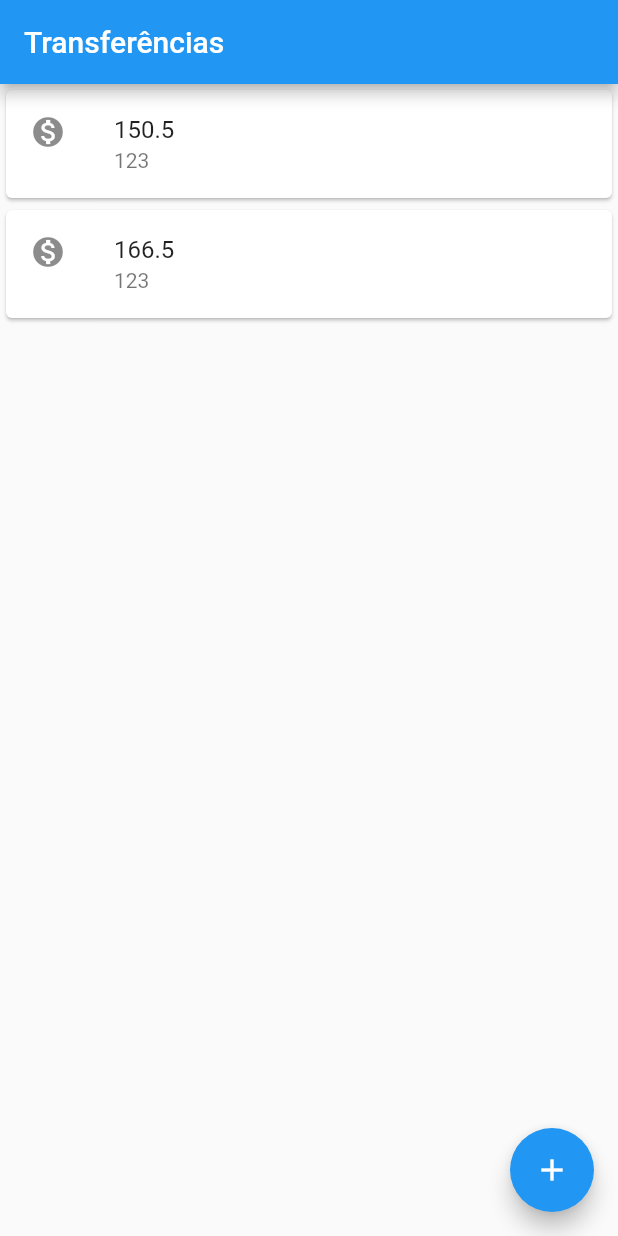
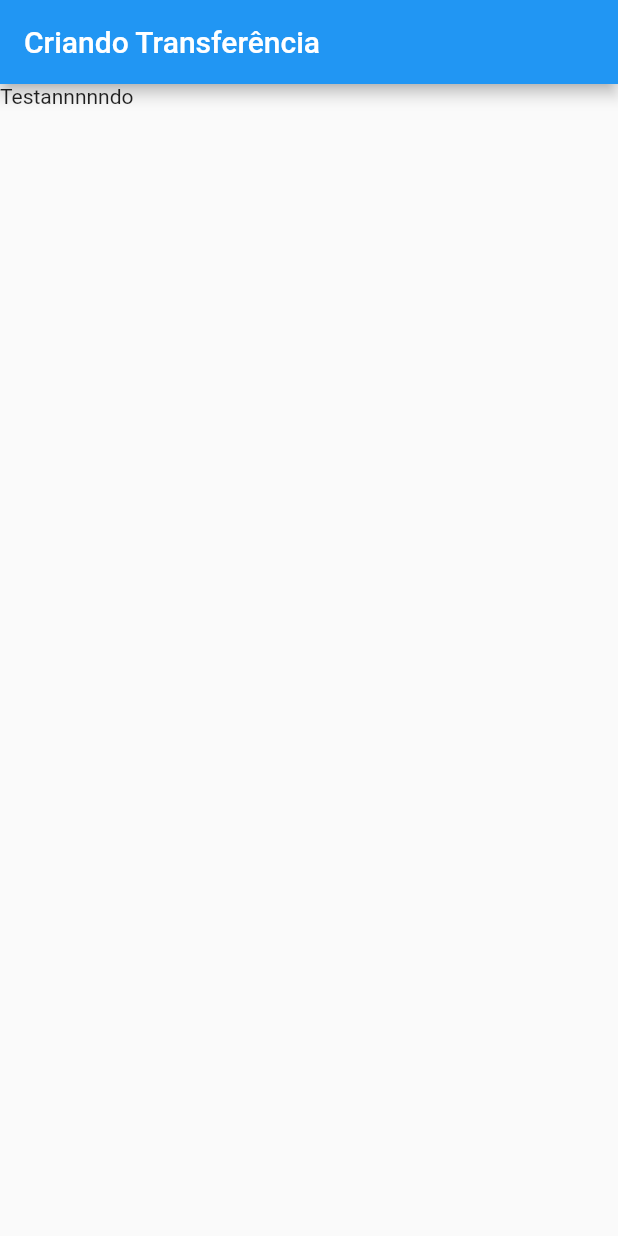
Before and after one commit to beniciodaniel/flutter-fundamentals, a Flutter app: the screen it shows after launch, on a phone screen of 412 x 824 dp. Run offline on Flutter 3.47's test engine with Material 2 defaults, Android fonts, the phone set to English and light mode, and no system bars.

Commit message:
extracted code to use hot reload

```diff
--- a/lib/main.dart
+++ b/lib/main.dart
@@ -1,27 +1,45 @@
 import 'package:flutter/material.dart';
 
-void main() => runApp(MaterialApp(
+void main() => runApp(ByteBankApp());
+
+class ByteBankApp extends StatelessWidget {
+
+  @override
+  Widget build(BuildContext context) {
+    return MaterialApp(
         home: Scaffold(
-          appBar: AppBar(
-            title: Text('Transferências')
-          ),
-          body: TransferList(),
-          floatingActionButton: FloatingActionButton(
-            onPressed: () {  },
-            child: Icon(Icons.add),
-          ),
-        )
-));
+          body: TransferForm(),
+        ));
+  }
+}
+
+
+class TransferForm extends StatelessWidget {
+  @override
+  Widget build(BuildContext context) {
+    return Scaffold(
+      appBar: AppBar(title: Text('Criando Transferência')),
+      body: Text('Testannnnndo'),
+    );
+  }
+}
 
 class TransferList extends StatelessWidget {
   @override
   Widget build(BuildContext context) {
     // TODO: implement build
-    return Column(
-      children: [
-        TransferItem(Transfer(150.5, 000123)),
-        TransferItem(Transfer(166.5, 000123)),
-      ],
+    return Scaffold(
+      appBar: AppBar(title: Text('Transferências')),
+      body: Column(
+        children: <Widget>[
+          TransferItem(Transfer(150.5, 000123)),
+          TransferItem(Transfer(166.5, 000123)),
+        ],
+      ),
+      floatingActionButton: FloatingActionButton(
+        onPressed: () {},
+        child: Icon(Icons.add),
+      ),
     );
   }
 }
@@ -42,7 +60,6 @@ class TransferItem extends StatelessWidget {
       ),
     );
   }
-
 }
 
 class Transfer {
```
